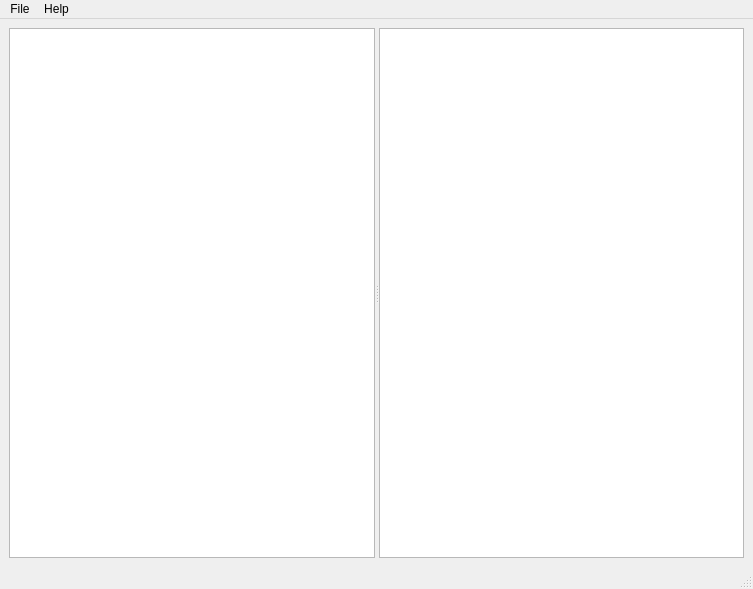
Before: the Qt Designer form marche/gui/ui/mainwindow.ui in mlz-ictrl/marche, drawn with Qt 5.
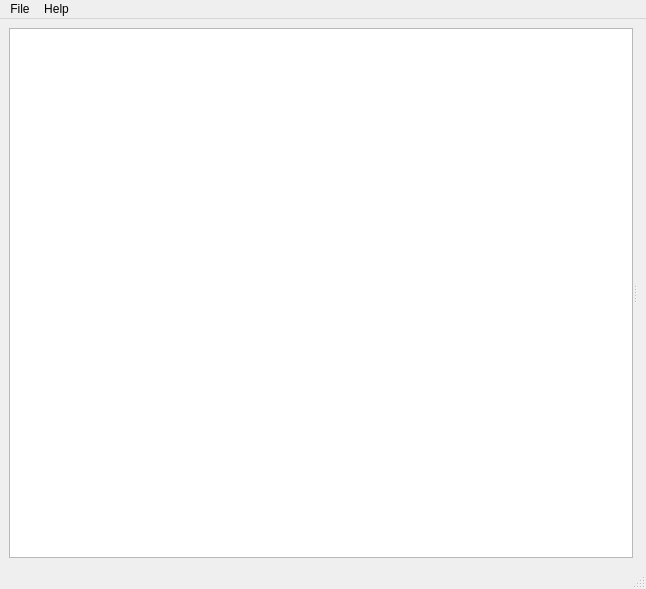
After: the same form once the commit is applied.

Patch:
```diff
--- a/marche/gui/ui/mainwindow.ui
+++ b/marche/gui/ui/mainwindow.ui
@@ -6,7 +6,7 @@
    <rect>
     <x>0</x>
     <y>0</y>
-    <width>753</width>
+    <width>646</width>
     <height>589</height>
    </rect>
   </property>
@@ -20,8 +20,10 @@
       <property name="orientation">
        <enum>Qt::Horizontal</enum>
       </property>
-      <widget class="QListWidget" name="listWidget"/>
-      <widget class="QListWidget" name="listWidget_2"/>
+      <widget class="QListWidget" name="hostListWidget"/>
+      <widget class="QWidget" name="surface" native="true">
+       <layout class="QVBoxLayout" name="verticalLayout"/>
+      </widget>
      </widget>
     </item>
    </layout>
@@ -31,7 +33,7 @@
     <rect>
      <x>0</x>
      <y>0</y>
-     <width>753</width>
+     <width>646</width>
      <height>23</height>
     </rect>
    </property>
```
